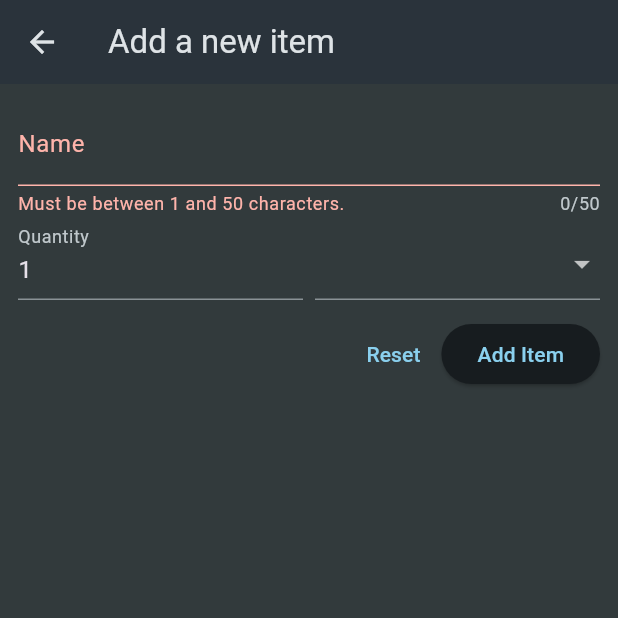
After one commit to Naveen2070/shoppin_list_flutter, a Flutter app: the NewItem screen opened directly, after a tap on "Add Item", on a phone screen of 412 x 824 dp, the top half of it. The commit adds this screen. Run offline on Flutter 3.47's test engine with Material 3 defaults, Android fonts, the phone set to English and light mode, and no system bars.

Commit message:
-added input validationa and input form

```diff
--- a/lib/main.dart
+++ b/lib/main.dart
@@ -16,7 +16,7 @@
       title: 'Flutter Groceries',
       theme: ThemeData.dark().copyWith(
         colorScheme: ColorScheme.fromSeed(
-          seedColor: const Color.fromARGB(255, 147, 229, 250),
+          seedColor: const Color.fromARGB(255, 0, 204, 255),
           brightness: Brightness.dark,
           surface: const Color.fromARGB(255, 42, 51, 59),
         ),
--- a/lib/widgets/grocery_list.dart
+++ b/lib/widgets/grocery_list.dart
@@ -1,14 +1,27 @@
 import 'package:flutter/material.dart';
 import 'package:shoppin_list/data/dummy_items.dart';
+import 'package:shoppin_list/widgets/new_item.dart';
 
-class GroceryList extends StatelessWidget {
+class GroceryList extends StatefulWidget {
   const GroceryList({super.key});
+
+  @override
+  State<GroceryList> createState() => _GroceryListState();
+}
+
+class _GroceryListState extends State<GroceryList> {
+  void _addItem() {
+    Navigator.of(context).push(MaterialPageRoute(
+      builder: (context) => const NewItem(),
+    ));
+  }
 
   @override
   Widget build(BuildContext context) {
     return Scaffold(
       appBar: AppBar(
         title: const Text('Your Groceries'),
+        actions: [IconButton(onPressed: _addItem, icon: const Icon(Icons.add))],
       ),
       body: ListView.builder(
         itemCount: groceryItems.length,
--- /dev/null
+++ b/lib/widgets/new_item.dart
@@ -0,0 +1,115 @@
+import 'package:flutter/material.dart';
+import 'package:shoppin_list/data/categories.dart';
+
+class NewItem extends StatefulWidget {
+  const NewItem({super.key});
+
+  @override
+  State<NewItem> createState() {
+    return _NewItemState();
+  }
+}
+
+class _NewItemState extends State<NewItem> {
+  final _formKey = GlobalKey<FormState>();
+
+  void _saveItem() {
+    _formKey.currentState!.validate();
+  }
+
+  @override
+  Widget build(BuildContext context) {
+    return Scaffold(
+      appBar: AppBar(
+        title: const Text('Add a new item'),
+      ),
+      body: Padding(
+        padding: const EdgeInsets.all(12),
+        child: Form(
+          key: _formKey,
+          child: Column(
+            children: [
+              TextFormField(
+                maxLength: 50,
+                decoration: const InputDecoration(
+                  label: Text('Name'),
+                ),
+                validator: (value) {
+                  if (value == null ||
+                      value.isEmpty ||
+                      value.trim().length <= 1 ||
+                      value.trim().length > 50) {
+                    return 'Must be between 1 and 50 characters.';
+                  }
+                  return null;
+                },
+              ),
+              Row(
+                crossAxisAlignment: CrossAxisAlignment.end,
+                children: [
+                  Expanded(
+                    child: TextFormField(
+                      decoration: const InputDecoration(
+                        label: Text('Quantity'),
+                      ),
+                      keyboardType: TextInputType.number,
+                      initialValue: '1',
+                      validator: (value) {
+                        if (value == null ||
+                            value.isEmpty ||
+                            int.tryParse(value) == null ||
+                            int.tryParse(value)! <= 0) {
+                          return 'Must be a valid, positive number.';
+                        }
+                        return null;
+                      },
+                    ),
+                  ),
+                  const SizedBox(width: 8),
+                  Expanded(
+                    child: DropdownButtonFormField(
+                      items: [
+                        for (final category in categories.entries)
+                          DropdownMenuItem(
+                            value: category.value,
+                            child: Row(
+                              children: [
+                                Container(
+                                  width: 16,
+                                  height: 16,
+                                  color: category.value.color,
+                                ),
+                                const SizedBox(width: 6),
+                                Text(category.value.title),
+                              ],
+                            ),
+                          ),
+                      ],
+                      onChanged: (value) {},
+                    ),
+                  ),
+                ],
+              ),
+              const SizedBox(height: 12),
+              Row(
+                mainAxisAlignment: MainAxisAlignment.end,
+                children: [
+                  TextButton(
+                    onPressed: () {
+                      _formKey.currentState!.reset();
+                    },
+                    child: const Text('Reset'),
+                  ),
+                  ElevatedButton(
+                    onPressed: _saveItem,
+                    child: const Text('Add Item'),
+                  )
+                ],
+              ),
+            ],
+          ),
+        ),
+      ),
+    );
+  }
+}
```
Also changed, not shown: 1 other file.
